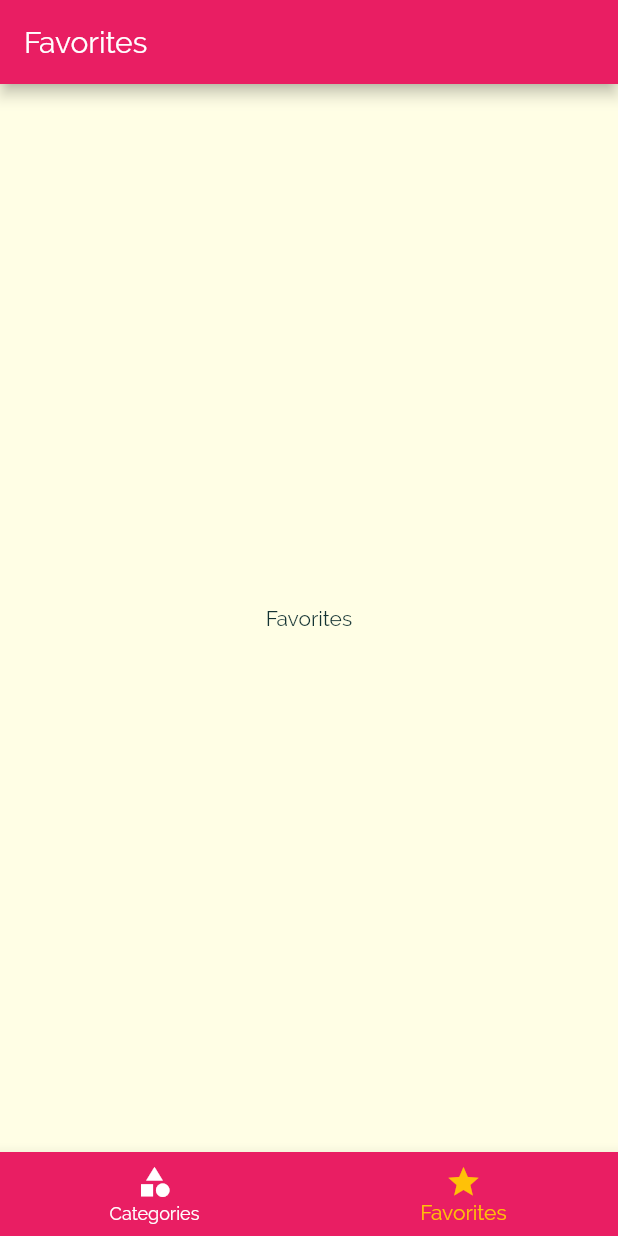
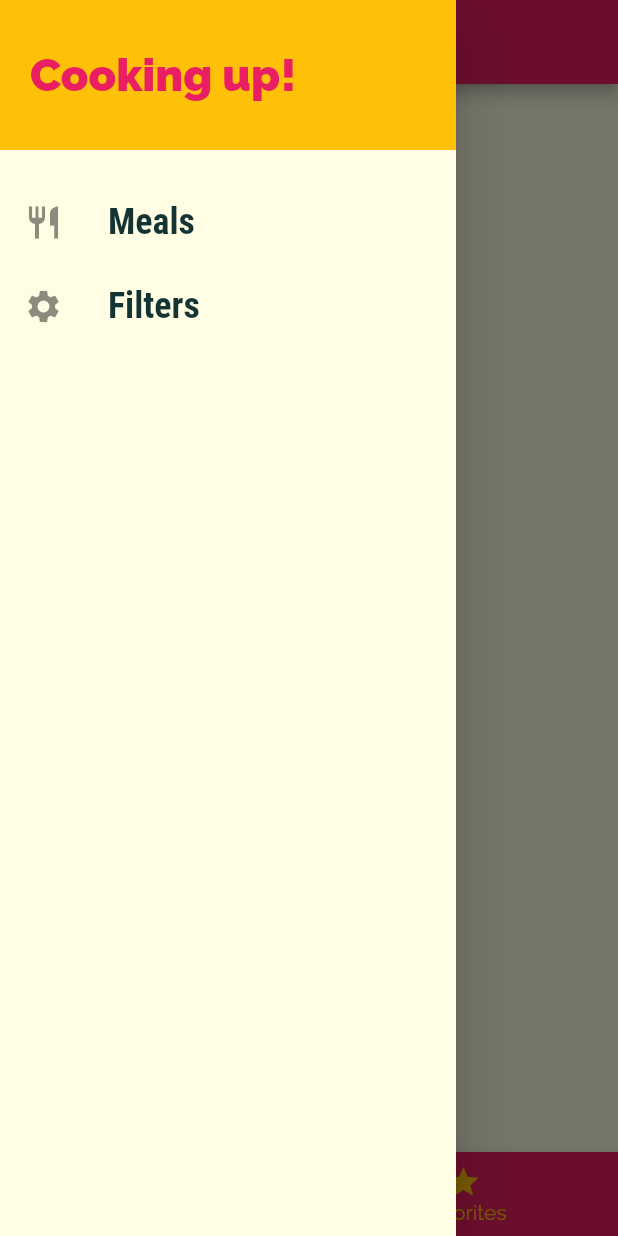
Before and after one commit to JahangirJadi/MealsApp, a Flutter app: the screen it shows after launch, item 2 of the bottom bar chosen, with the side drawer open (before the commit the screen has no drawer), on a phone screen of 412 x 824 dp. Run offline on Flutter 3.47's test engine with Material 2 defaults, Android fonts, the phone set to English and light mode, and no system bars.

Commit message:
Backstack issue resolved

```diff
--- a/lib/main.dart
+++ b/lib/main.dart
@@ -1,5 +1,6 @@
 import 'package:flutter/material.dart';
 import 'package:flutter_meal_app/screens/category_meals.dart';
+import 'package:flutter_meal_app/screens/filter_screen.dart';
 import 'package:flutter_meal_app/screens/tab_screen.dart';
 
 import 'screens/categories_screen.dart';
@@ -16,7 +17,8 @@ class MyApp extends StatelessWidget {
     return MaterialApp(
       routes: {
         '/': (ctx) => TabsScreen(),
-        CategoryMeals.routeName: (ctx) => CategoryMeals()
+        CategoryMeals.routeName: (ctx) => CategoryMeals(),
+        FilterScreen.routeName: (ctx) => FilterScreen(),
       },
       title: 'DeliMeals',
       theme: ThemeData(
--- a/lib/screens/favorites_screen.dart
+++ b/lib/screens/favorites_screen.dart
@@ -1,12 +1,14 @@
 import 'package:flutter/material.dart';
+import '/widgets/main_drawer.dart';
 
 class Favorites extends StatelessWidget {
   const Favorites({Key? key}) : super(key: key);
 
   @override
   Widget build(BuildContext context) {
-    return Center(
-      child: Text('Favorites'),
+    return Scaffold(
+      drawer: MainDrawer(),
+
     );
   }
 }
--- /dev/null
+++ b/lib/screens/filter_screen.dart
@@ -0,0 +1,16 @@
+import 'package:flutter/material.dart';
+import 'package:flutter_meal_app/widgets/main_drawer.dart';
+
+class FilterScreen extends StatelessWidget {
+  static const routeName = '/filter';
+
+  @override
+  Widget build(BuildContext context) {
+    return Scaffold(
+      drawer: MainDrawer(),
+      appBar: AppBar(
+        title: Text('Filter'),
+      ),
+    );
+  }
+}
--- a/lib/screens/tab_screen.dart
+++ b/lib/screens/tab_screen.dart
@@ -1,6 +1,7 @@
 import 'package:flutter/material.dart';
 import 'package:flutter_meal_app/screens/categories_screen.dart';
 import 'package:flutter_meal_app/screens/favorites_screen.dart';
+import 'package:flutter_meal_app/widgets/main_drawer.dart';
 
 class TabsScreen extends StatefulWidget {
   const TabsScreen({Key? key}) : super(key: key);
@@ -33,6 +34,7 @@ class _TabsScreenState extends State<TabsScreen> {
     return DefaultTabController(
         length: 2,
         child: Scaffold(
+          drawer: MainDrawer(),
           appBar: AppBar(
             title: Text(_pages[_selectedPageIndex]['title'] as String),
           ),
--- /dev/null
+++ b/lib/widgets/main_drawer.dart
@@ -0,0 +1,61 @@
+import 'package:flutter/cupertino.dart';
+import 'package:flutter/material.dart';
+import 'package:flutter_meal_app/screens/filter_screen.dart';
+import 'package:flutter_meal_app/screens/tab_screen.dart';
+
+class MainDrawer extends StatelessWidget {
+  Widget buildListTile(
+      String btnText, IconData icon, VoidCallback onTapHandler) {
+    return ListTile(
+      leading: Icon(
+        icon,
+        size: 26,
+      ),
+      title: Text(
+        btnText,
+        style: TextStyle(
+          fontFamily: 'RobotoCondensed',
+          fontSize: 24,
+          fontWeight: FontWeight.bold,
+        ),
+      ),
+      onTap: onTapHandler,
+    );
+  }
+
+  @override
+  Widget build(BuildContext context) {
+    return Drawer(
+      child: Column(
+        children: [
+          Container(
+            padding: EdgeInsets.all(20),
+            height: 100,
+            width: double.infinity,
+            alignment: Alignment.centerLeft,
+            child: Text(
+              'Cooking up!',
+              style: TextStyle(
+                fontWeight: FontWeight.w900,
+                fontSize: 30,
+                color: Theme.of(context).primaryColor,
+              ),
+            ),
+            color: Theme.of(context).accentColor,
+          ),
+          SizedBox(
+            height: 20,
+          ),
+          buildListTile('Meals', Icons.restaurant, (){
+            Navigator.pushReplacement(context, MaterialPageRoute(builder: (_){
+              return TabsScreen();
+            }));
+          }),
+          buildListTile('Filters', Icons.settings,(){
+            Navigator.of(context).pushReplacementNamed(FilterScreen.routeName);
+          }),
+        ],
+      ),
+    );
+  }
+}
```
